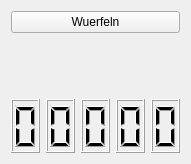
Qt form mainform.ui (UnOfficialLeon/diceWidget) before a commit.
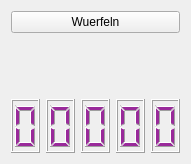
The same form after that commit. Custom widgets are drawn as their Qt base class.

Diff of the .ui file:
```diff
--- a/mainform.ui
+++ b/mainform.ui
@@ -56,6 +56,43 @@
          <height>50</height>
         </size>
        </property>
+       <property name="palette">
+        <palette>
+         <active>
+          <colorrole role="WindowText">
+           <brush brushstyle="SolidPattern">
+            <color alpha="255">
+             <red>153</red>
+             <green>42</green>
+             <blue>154</blue>
+            </color>
+           </brush>
+          </colorrole>
+         </active>
+         <inactive>
+          <colorrole role="WindowText">
+           <brush brushstyle="SolidPattern">
+            <color alpha="255">
+             <red>153</red>
+             <green>42</green>
+             <blue>154</blue>
+            </color>
+           </brush>
+          </colorrole>
+         </inactive>
+         <disabled>
+          <colorrole role="WindowText">
+           <brush brushstyle="SolidPattern">
+            <color alpha="255">
+             <red>139</red>
+             <green>142</green>
+             <blue>142</blue>
+            </color>
+           </brush>
+          </colorrole>
+         </disabled>
+        </palette>
+       </property>
        <property name="digitCount">
         <number>1</number>
        </property>
@@ -69,6 +106,43 @@
          <height>50</height>
         </size>
        </property>
+       <property name="palette">
+        <palette>
+         <active>
+          <colorrole role="WindowText">
+           <brush brushstyle="SolidPattern">
+            <color alpha="255">
+             <red>153</red>
+             <green>42</green>
+             <blue>154</blue>
+            </color>
+           </brush>
+          </colorrole>
+         </active>
+         <inactive>
+          <colorrole role="WindowText">
+           <brush brushstyle="SolidPattern">
+            <color alpha="255">
+             <red>153</red>
+             <green>42</green>
+             <blue>154</blue>
+            </color>
+           </brush>
+          </colorrole>
+         </inactive>
+         <disabled>
+          <colorrole role="WindowText">
+           <brush brushstyle="SolidPattern">
+            <color alpha="255">
+             <red>139</red>
+             <green>142</green>
+             <blue>142</blue>
+            </color>
+           </brush>
+          </colorrole>
+         </disabled>
+        </palette>
+       </property>
        <property name="digitCount">
         <number>1</number>
        </property>
@@ -82,6 +156,43 @@
          <height>50</height>
         </size>
        </property>
+       <property name="palette">
+        <palette>
+         <active>
+          <colorrole role="WindowText">
+           <brush brushstyle="SolidPattern">
+            <color alpha="255">
+             <red>153</red>
+             <green>42</green>
+             <blue>154</blue>
+            </color>
+           </brush>
+          </colorrole>
+         </active>
+         <inactive>
+          <colorrole role="WindowText">
+           <brush brushstyle="SolidPattern">
+            <color alpha="255">
+             <red>153</red>
+             <green>42</green>
+             <blue>154</blue>
+            </color>
+           </brush>
+          </colorrole>
+         </inactive>
+         <disabled>
+          <colorrole role="WindowText">
+           <brush brushstyle="SolidPattern">
+            <color alpha="255">
+             <red>139</red>
+             <green>142</green>
+             <blue>142</blue>
+            </color>
+           </brush>
+          </colorrole>
+         </disabled>
+        </palette>
+       </property>
        <property name="digitCount">
         <number>1</number>
        </property>
@@ -95,6 +206,43 @@
          <height>50</height>
         </size>
        </property>
+       <property name="palette">
+        <palette>
+         <active>
+          <colorrole role="WindowText">
+           <brush brushstyle="SolidPattern">
+            <color alpha="255">
+             <red>153</red>
+             <green>42</green>
+             <blue>154</blue>
+            </color>
+           </brush>
+          </colorrole>
+         </active>
+         <inactive>
+          <colorrole role="WindowText">
+           <brush brushstyle="SolidPattern">
+            <color alpha="255">
+             <red>153</red>
+             <green>42</green>
+             <blue>154</blue>
+            </color>
+           </brush>
+          </colorrole>
+         </inactive>
+         <disabled>
+          <colorrole role="WindowText">
+           <brush brushstyle="SolidPattern">
+            <color alpha="255">
+             <red>139</red>
+             <green>142</green>
+             <blue>142</blue>
+            </color>
+           </brush>
+          </colorrole>
+         </disabled>
+        </palette>
+       </property>
        <property name="digitCount">
         <number>1</number>
        </property>
@@ -108,6 +256,43 @@
          <height>50</height>
         </size>
        </property>
+       <property name="palette">
+        <palette>
+         <active>
+          <colorrole role="WindowText">
+           <brush brushstyle="SolidPattern">
+            <color alpha="255">
+             <red>153</red>
+             <green>42</green>
+             <blue>154</blue>
+            </color>
+           </brush>
+          </colorrole>
+         </active>
+         <inactive>
+          <colorrole role="WindowText">
+           <brush brushstyle="SolidPattern">
+            <color alpha="255">
+             <red>153</red>
+             <green>42</green>
+             <blue>154</blue>
+            </color>
+           </brush>
+          </colorrole>
+         </inactive>
+         <disabled>
+          <colorrole role="WindowText">
+           <brush brushstyle="SolidPattern">
+            <color alpha="255">
+             <red>139</red>
+             <green>142</green>
+             <blue>142</blue>
+            </color>
+           </brush>
+          </colorrole>
+         </disabled>
+        </palette>
+       </property>
        <property name="digitCount">
         <number>1</number>
        </property>
```
